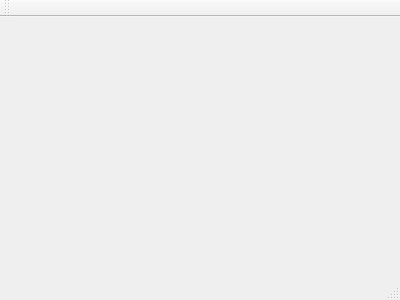
This is mainwindow.ui in Fynduk/OS-2 as Qt 5 draws it before an edit. The edited form follows.
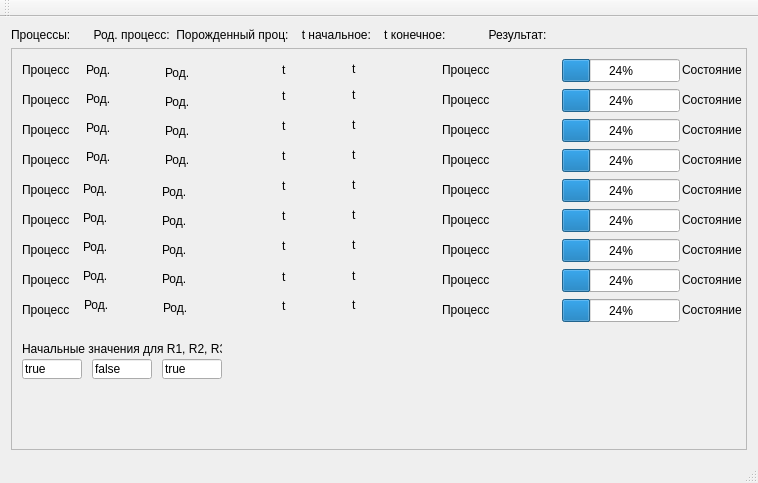
This is the edited form.

Diff of the .ui file:
```diff
--- a/mainwindow.ui
+++ b/mainwindow.ui
@@ -1,24 +1,1069 @@
 <ui version="4.0">
  <class>MainWindow</class>
- <widget class="QMainWindow" name="MainWindow" >
-  <property name="geometry" >
+ <widget class="QMainWindow" name="MainWindow">
+  <property name="geometry">
    <rect>
     <x>0</x>
     <y>0</y>
-    <width>400</width>
-    <height>300</height>
+    <width>758</width>
+    <height>483</height>
    </rect>
   </property>
   <property name="windowTitle" >
    <string>MainWindow</string>
   </property>
-  <widget class="QMenuBar" name="menuBar" />
-  <widget class="QToolBar" name="mainToolBar" />
-  <widget class="QWidget" name="centralWidget" />
-  <widget class="QStatusBar" name="statusBar" />
+  <widget class="QWidget" name="centralWidget">
+   <layout class="QVBoxLayout" name="verticalLayout">
+    <item>
+     <widget class="QLabel" name="label">
+      <property name="text">
+       <string>Процессы:       Род. процесс:  Порожденный проц:    t начальное:    t конечное:             Результат:</string>
+      </property>
+     </widget>
+    </item>
+    <item>
+     <widget class="QScrollArea" name="scrollArea">
+      <property name="widgetResizable">
+       <bool>true</bool>
+      </property>
+      <widget class="QWidget" name="scrollAreaWidgetContents">
+       <property name="geometry">
+        <rect>
+         <x>0</x>
+         <y>0</y>
+         <width>738</width>
+         <height>391</height>
+        </rect>
+       </property>
+       <widget class="QLabel" name="label_A">
+        <property name="geometry">
+         <rect>
+          <x>10</x>
+          <y>10</y>
+          <width>71</width>
+          <height>21</height>
+         </rect>
+        </property>
+        <property name="text">
+         <string>Процесс</string>
+        </property>
+       </widget>
+       <widget class="QProgressBar" name="progressBar">
+        <property name="geometry">
+         <rect>
+          <x>550</x>
+          <y>10</y>
+          <width>118</width>
+          <height>23</height>
+         </rect>
+        </property>
+        <property name="value">
+         <number>24</number>
+        </property>
+       </widget>
+       <widget class="QLabel" name="label_stat_A">
+        <property name="geometry">
+         <rect>
+          <x>670</x>
+          <y>10</y>
+          <width>61</width>
+          <height>21</height>
+         </rect>
+        </property>
+        <property name="text">
+         <string>Состояние</string>
+        </property>
+       </widget>
+       <widget class="QProgressBar" name="progressBar_2">
+        <property name="geometry">
+         <rect>
+          <x>550</x>
+          <y>40</y>
+          <width>118</width>
+          <height>23</height>
+         </rect>
+        </property>
+        <property name="value">
+         <number>24</number>
+        </property>
+       </widget>
+       <widget class="QLabel" name="label_stat_B">
+        <property name="geometry">
+         <rect>
+          <x>670</x>
+          <y>40</y>
+          <width>61</width>
+          <height>21</height>
+         </rect>
+        </property>
+        <property name="text">
+         <string>Состояние</string>
+        </property>
+       </widget>
+       <widget class="QLabel" name="label_B">
+        <property name="geometry">
+         <rect>
+          <x>10</x>
+          <y>40</y>
+          <width>71</width>
+          <height>21</height>
+         </rect>
+        </property>
+        <property name="text">
+         <string>Процесс</string>
+        </property>
+       </widget>
+       <widget class="QProgressBar" name="progressBar_3">
+        <property name="geometry">
+         <rect>
+          <x>550</x>
+          <y>70</y>
+          <width>118</width>
+          <height>23</height>
+         </rect>
+        </property>
+        <property name="value">
+         <number>24</number>
+        </property>
+       </widget>
+       <widget class="QLabel" name="label_stat_C">
+        <property name="geometry">
+         <rect>
+          <x>670</x>
+          <y>70</y>
+          <width>61</width>
+          <height>21</height>
+         </rect>
+        </property>
+        <property name="text">
+         <string>Состояние</string>
+        </property>
+       </widget>
+       <widget class="QLabel" name="label_C">
+        <property name="geometry">
+         <rect>
+          <x>10</x>
+          <y>70</y>
+          <width>71</width>
+          <height>21</height>
+         </rect>
+        </property>
+        <property name="text">
+         <string>Процесс</string>
+        </property>
+       </widget>
+       <widget class="QLabel" name="label_F">
+        <property name="geometry">
+         <rect>
+          <x>10</x>
+          <y>160</y>
+          <width>71</width>
+          <height>21</height>
+         </rect>
+        </property>
+        <property name="text">
+         <string>Процесс</string>
+        </property>
+       </widget>
+       <widget class="QLabel" name="label_stat_F">
+        <property name="geometry">
+         <rect>
+          <x>670</x>
+          <y>160</y>
+          <width>61</width>
+          <height>21</height>
+         </rect>
+        </property>
+        <property name="text">
+         <string>Состояние</string>
+        </property>
+       </widget>
+       <widget class="QLabel" name="label_stat_E">
+        <property name="geometry">
+         <rect>
+          <x>670</x>
+          <y>130</y>
+          <width>61</width>
+          <height>21</height>
+         </rect>
+        </property>
+        <property name="text">
+         <string>Состояние</string>
+        </property>
+       </widget>
+       <widget class="QProgressBar" name="progressBar_4">
+        <property name="geometry">
+         <rect>
+          <x>550</x>
+          <y>100</y>
+          <width>118</width>
+          <height>23</height>
+         </rect>
+        </property>
+        <property name="value">
+         <number>24</number>
+        </property>
+       </widget>
+       <widget class="QProgressBar" name="progressBar_5">
+        <property name="geometry">
+         <rect>
+          <x>550</x>
+          <y>130</y>
+          <width>118</width>
+          <height>23</height>
+         </rect>
+        </property>
+        <property name="value">
+         <number>24</number>
+        </property>
+       </widget>
+       <widget class="QLabel" name="label_stat_D">
+        <property name="geometry">
+         <rect>
+          <x>670</x>
+          <y>100</y>
+          <width>61</width>
+          <height>21</height>
+         </rect>
+        </property>
+        <property name="text">
+         <string>Состояние</string>
+        </property>
+       </widget>
+       <widget class="QLabel" name="label_D">
+        <property name="geometry">
+         <rect>
+          <x>10</x>
+          <y>100</y>
+          <width>71</width>
+          <height>21</height>
+         </rect>
+        </property>
+        <property name="text">
+         <string>Процесс</string>
+        </property>
+       </widget>
+       <widget class="QProgressBar" name="progressBar_6">
+        <property name="geometry">
+         <rect>
+          <x>550</x>
+          <y>160</y>
+          <width>118</width>
+          <height>23</height>
+         </rect>
+        </property>
+        <property name="value">
+         <number>24</number>
+        </property>
+       </widget>
+       <widget class="QLabel" name="label_E">
+        <property name="geometry">
+         <rect>
+          <x>10</x>
+          <y>130</y>
+          <width>71</width>
+          <height>21</height>
+         </rect>
+        </property>
+        <property name="text">
+         <string>Процесс</string>
+        </property>
+       </widget>
+       <widget class="QLabel" name="label_K">
+        <property name="geometry">
+         <rect>
+          <x>10</x>
+          <y>250</y>
+          <width>71</width>
+          <height>21</height>
+         </rect>
+        </property>
+        <property name="text">
+         <string>Процесс</string>
+        </property>
+       </widget>
+       <widget class="QLabel" name="label_stat_K">
+        <property name="geometry">
+         <rect>
+          <x>670</x>
+          <y>250</y>
+          <width>61</width>
+          <height>21</height>
+         </rect>
+        </property>
+        <property name="text">
+         <string>Состояние</string>
+        </property>
+       </widget>
+       <widget class="QLabel" name="label_stat_H">
+        <property name="geometry">
+         <rect>
+          <x>670</x>
+          <y>220</y>
+          <width>61</width>
+          <height>21</height>
+         </rect>
+        </property>
+        <property name="text">
+         <string>Состояние</string>
+        </property>
+       </widget>
+       <widget class="QProgressBar" name="progressBar_7">
+        <property name="geometry">
+         <rect>
+          <x>550</x>
+          <y>190</y>
+          <width>118</width>
+          <height>23</height>
+         </rect>
+        </property>
+        <property name="value">
+         <number>24</number>
+        </property>
+       </widget>
+       <widget class="QProgressBar" name="progressBar_8">
+        <property name="geometry">
+         <rect>
+          <x>550</x>
+          <y>220</y>
+          <width>118</width>
+          <height>23</height>
+         </rect>
+        </property>
+        <property name="value">
+         <number>24</number>
+        </property>
+       </widget>
+       <widget class="QLabel" name="label_stat_G">
+        <property name="geometry">
+         <rect>
+          <x>670</x>
+          <y>190</y>
+          <width>61</width>
+          <height>21</height>
+         </rect>
+        </property>
+        <property name="text">
+         <string>Состояние</string>
+        </property>
+       </widget>
+       <widget class="QLabel" name="label_G">
+        <property name="geometry">
+         <rect>
+          <x>10</x>
+          <y>190</y>
+          <width>71</width>
+          <height>21</height>
+         </rect>
+        </property>
+        <property name="text">
+         <string>Процесс</string>
+        </property>
+       </widget>
+       <widget class="QProgressBar" name="progressBar_9">
+        <property name="geometry">
+         <rect>
+          <x>550</x>
+          <y>250</y>
+          <width>118</width>
+          <height>23</height>
+         </rect>
+        </property>
+        <property name="value">
+         <number>24</number>
+        </property>
+       </widget>
+       <widget class="QLabel" name="label_H">
+        <property name="geometry">
+         <rect>
+          <x>10</x>
+          <y>220</y>
+          <width>71</width>
+          <height>21</height>
+         </rect>
+        </property>
+        <property name="text">
+         <string>Процесс</string>
+        </property>
+       </widget>
+       <widget class="QLabel" name="label_par_A">
+        <property name="geometry">
+         <rect>
+          <x>74</x>
+          <y>11</y>
+          <width>51</width>
+          <height>20</height>
+         </rect>
+        </property>
+        <property name="text">
+         <string>Род.</string>
+        </property>
+       </widget>
+       <widget class="QLabel" name="label_par_B">
+        <property name="geometry">
+         <rect>
+          <x>74</x>
+          <y>40</y>
+          <width>51</width>
+          <height>20</height>
+         </rect>
+        </property>
+        <property name="text">
+         <string>Род.</string>
+        </property>
+       </widget>
+       <widget class="QLabel" name="label_par_C">
+        <property name="geometry">
+         <rect>
+          <x>74</x>
+          <y>69</y>
+          <width>51</width>
+          <height>20</height>
+         </rect>
+        </property>
+        <property name="text">
+         <string>Род.</string>
+        </property>
+       </widget>
+       <widget class="QLabel" name="label_par_D">
+        <property name="geometry">
+         <rect>
+          <x>74</x>
+          <y>98</y>
+          <width>51</width>
+          <height>20</height>
+         </rect>
+        </property>
+        <property name="text">
+         <string>Род.</string>
+        </property>
+       </widget>
+       <widget class="QLabel" name="label_par_G">
+        <property name="geometry">
+         <rect>
+          <x>71</x>
+          <y>188</y>
+          <width>51</width>
+          <height>20</height>
+         </rect>
+        </property>
+        <property name="text">
+         <string>Род.</string>
+        </property>
+       </widget>
+       <widget class="QLabel" name="label_par_F">
+        <property name="geometry">
+         <rect>
+          <x>71</x>
+          <y>159</y>
+          <width>51</width>
+          <height>20</height>
+         </rect>
+        </property>
+        <property name="text">
+         <string>Род.</string>
+        </property>
+       </widget>
+       <widget class="QLabel" name="label_par_E">
+        <property name="geometry">
+         <rect>
+          <x>71</x>
+          <y>130</y>
+          <width>51</width>
+          <height>20</height>
+         </rect>
+        </property>
+        <property name="text">
+         <string>Род.</string>
+        </property>
+       </widget>
+       <widget class="QLabel" name="label_par_H">
+        <property name="geometry">
+         <rect>
+          <x>71</x>
+          <y>217</y>
+          <width>51</width>
+          <height>20</height>
+         </rect>
+        </property>
+        <property name="text">
+         <string>Род.</string>
+        </property>
+       </widget>
+       <widget class="QLabel" name="label_par_K">
+        <property name="geometry">
+         <rect>
+          <x>72</x>
+          <y>246</y>
+          <width>51</width>
+          <height>20</height>
+         </rect>
+        </property>
+        <property name="text">
+         <string>Род.</string>
+        </property>
+       </widget>
+       <widget class="QLabel" name="label_t_A">
+        <property name="geometry">
+         <rect>
+          <x>270</x>
+          <y>14</y>
+          <width>47</width>
+          <height>13</height>
+         </rect>
+        </property>
+        <property name="text">
+         <string>t</string>
+        </property>
+       </widget>
+       <widget class="QLabel" name="label_t_B">
+        <property name="geometry">
+         <rect>
+          <x>270</x>
+          <y>40</y>
+          <width>47</width>
+          <height>13</height>
+         </rect>
+        </property>
+        <property name="text">
+         <string>t</string>
+        </property>
+       </widget>
+       <widget class="QLabel" name="label_t_C">
+        <property name="geometry">
+         <rect>
+          <x>270</x>
+          <y>70</y>
+          <width>47</width>
+          <height>13</height>
+         </rect>
+        </property>
+        <property name="text">
+         <string>t</string>
+        </property>
+       </widget>
+       <widget class="QLabel" name="label_t_D">
+        <property name="geometry">
+         <rect>
+          <x>270</x>
+          <y>100</y>
+          <width>47</width>
+          <height>13</height>
+         </rect>
+        </property>
+        <property name="text">
+         <string>t</string>
+        </property>
+       </widget>
+       <widget class="QLabel" name="label_t_E">
+        <property name="geometry">
+         <rect>
+          <x>270</x>
+          <y>130</y>
+          <width>47</width>
+          <height>13</height>
+         </rect>
+        </property>
+        <property name="text">
+         <string>t</string>
+        </property>
+       </widget>
+       <widget class="QLabel" name="label_t_F">
+        <property name="geometry">
+         <rect>
+          <x>270</x>
+          <y>160</y>
+          <width>47</width>
+          <height>13</height>
+         </rect>
+        </property>
+        <property name="text">
+         <string>t</string>
+        </property>
+       </widget>
+       <widget class="QLabel" name="label_t_G">
+        <property name="geometry">
+         <rect>
+          <x>270</x>
+          <y>190</y>
+          <width>47</width>
+          <height>13</height>
+         </rect>
+        </property>
+        <property name="text">
+         <string>t</string>
+        </property>
+       </widget>
+       <widget class="QLabel" name="label_t_H">
+        <property name="geometry">
+         <rect>
+          <x>270</x>
+          <y>221</y>
+          <width>47</width>
+          <height>13</height>
+         </rect>
+        </property>
+        <property name="text">
+         <string>t</string>
+        </property>
+       </widget>
+       <widget class="QLabel" name="label_t_K">
+        <property name="geometry">
+         <rect>
+          <x>270</x>
+          <y>250</y>
+          <width>47</width>
+          <height>13</height>
+         </rect>
+        </property>
+        <property name="text">
+         <string>t</string>
+        </property>
+       </widget>
+       <widget class="QLabel" name="label_R1R2R3">
+        <property name="geometry">
+         <rect>
+          <x>10</x>
+          <y>290</y>
+          <width>200</width>
+          <height>20</height>
+         </rect>
+        </property>
+        <property name="text">
+         <string>Начальные значения для R1, R2, R3:</string>
+        </property>
+       </widget>
+       <widget class="QLabel" name="label_t_B_2">
+        <property name="geometry">
+         <rect>
+          <x>340</x>
+          <y>39</y>
+          <width>47</width>
+          <height>13</height>
+         </rect>
+        </property>
+        <property name="text">
+         <string>t</string>
+        </property>
+       </widget>
+       <widget class="QLabel" name="label_t_G_2">
+        <property name="geometry">
+         <rect>
+          <x>340</x>
+          <y>189</y>
+          <width>47</width>
+          <height>13</height>
+         </rect>
+        </property>
+        <property name="text">
+         <string>t</string>
+        </property>
+       </widget>
+       <widget class="QLabel" name="label_t_A_2">
+        <property name="geometry">
+         <rect>
+          <x>340</x>
+          <y>13</y>
+          <width>47</width>
+          <height>13</height>
+         </rect>
+        </property>
+        <property name="text">
+         <string>t</string>
+        </property>
+       </widget>
+       <widget class="QLabel" name="label_t_C_2">
+        <property name="geometry">
+         <rect>
+          <x>340</x>
+          <y>69</y>
+          <width>47</width>
+          <height>13</height>
+         </rect>
+        </property>
+        <property name="text">
+         <string>t</string>
+        </property>
+       </widget>
+       <widget class="QLabel" name="label_t_D_2">
+        <property name="geometry">
+         <rect>
+          <x>340</x>
+          <y>99</y>
+          <width>47</width>
+          <height>13</height>
+         </rect>
+        </property>
+        <property name="text">
+         <string>t</string>
+        </property>
+       </widget>
+       <widget class="QLabel" name="label_t_K_2">
+        <property name="geometry">
+         <rect>
+          <x>340</x>
+          <y>249</y>
+          <width>47</width>
+          <height>13</height>
+         </rect>
+        </property>
+        <property name="text">
+         <string>t</string>
+        </property>
+       </widget>
+       <widget class="QLabel" name="label_t_E_2">
+        <property name="geometry">
+         <rect>
+          <x>340</x>
+          <y>129</y>
+          <width>47</width>
+          <height>13</height>
+         </rect>
+        </property>
+        <property name="text">
+         <string>t</string>
+        </property>
+       </widget>
+       <widget class="QLabel" name="label_t_F_2">
+        <property name="geometry">
+         <rect>
+          <x>340</x>
+          <y>159</y>
+          <width>47</width>
+          <height>13</height>
+         </rect>
+        </property>
+        <property name="text">
+         <string>t</string>
+        </property>
+       </widget>
+       <widget class="QLabel" name="label_t_H_2">
+        <property name="geometry">
+         <rect>
+          <x>340</x>
+          <y>220</y>
+          <width>47</width>
+          <height>13</height>
+         </rect>
+        </property>
+        <property name="text">
+         <string>t</string>
+        </property>
+       </widget>
+       <widget class="QLabel" name="label_par_A_2">
+        <property name="geometry">
+         <rect>
+          <x>153</x>
+          <y>14</y>
+          <width>51</width>
+          <height>20</height>
+         </rect>
+        </property>
+        <property name="text">
+         <string>Род.</string>
+        </property>
+       </widget>
+       <widget class="QLabel" name="label_par_B_2">
+        <property name="geometry">
+         <rect>
+          <x>153</x>
+          <y>43</y>
+          <width>51</width>
+          <height>20</height>
+         </rect>
+        </property>
+        <property name="text">
+         <string>Род.</string>
+        </property>
+       </widget>
+       <widget class="QLabel" name="label_par_C_2">
+        <property name="geometry">
+         <rect>
+          <x>153</x>
+          <y>72</y>
+          <width>51</width>
+          <height>20</height>
+         </rect>
+        </property>
+        <property name="text">
+         <string>Род.</string>
+        </property>
+       </widget>
+       <widget class="QLabel" name="label_par_K_2">
+        <property name="geometry">
+         <rect>
+          <x>151</x>
+          <y>249</y>
+          <width>51</width>
+          <height>20</height>
+         </rect>
+        </property>
+        <property name="text">
+         <string>Род.</string>
+        </property>
+       </widget>
+       <widget class="QLabel" name="label_par_F_2">
+        <property name="geometry">
+         <rect>
+          <x>150</x>
+          <y>162</y>
+          <width>51</width>
+          <height>20</height>
+         </rect>
+        </property>
+        <property name="text">
+         <string>Род.</string>
+        </property>
+       </widget>
+       <widget class="QLabel" name="label_par_E_2">
+        <property name="geometry">
+         <rect>
+          <x>150</x>
+          <y>133</y>
+          <width>51</width>
+          <height>20</height>
+         </rect>
+        </property>
+        <property name="text">
+         <string>Род.</string>
+        </property>
+       </widget>
+       <widget class="QLabel" name="label_par_D_2">
+        <property name="geometry">
+         <rect>
+          <x>153</x>
+          <y>101</y>
+          <width>51</width>
+          <height>20</height>
+         </rect>
+        </property>
+        <property name="text">
+         <string>Род.</string>
+        </property>
+       </widget>
+       <widget class="QLabel" name="label_par_G_2">
+        <property name="geometry">
+         <rect>
+          <x>150</x>
+          <y>191</y>
+          <width>51</width>
+          <height>20</height>
+         </rect>
+        </property>
+        <property name="text">
+         <string>Род.</string>
+        </property>
+       </widget>
+       <widget class="QLabel" name="label_par_H_2">
+        <property name="geometry">
+         <rect>
+          <x>150</x>
+          <y>220</y>
+          <width>51</width>
+          <height>20</height>
+         </rect>
+        </property>
+        <property name="text">
+         <string>Род.</string>
+        </property>
+       </widget>
+       <widget class="QLabel" name="label_C_resualt">
+        <property name="geometry">
+         <rect>
+          <x>430</x>
+          <y>70</y>
+          <width>71</width>
+          <height>21</height>
+         </rect>
+        </property>
+        <property name="text">
+         <string>Процесс</string>
+        </property>
+       </widget>
+       <widget class="QLabel" name="label_G_resualt">
+        <property name="geometry">
+         <rect>
+          <x>430</x>
+          <y>190</y>
+          <width>71</width>
+          <height>21</height>
+         </rect>
+        </property>
+        <property name="text">
+         <string>Процесс</string>
+        </property>
+       </widget>
+       <widget class="QLabel" name="label_E_resualt">
+        <property name="geometry">
+         <rect>
+          <x>430</x>
+          <y>130</y>
+          <width>71</width>
+          <height>21</height>
+         </rect>
+        </property>
+        <property name="text">
+         <string>Процесс</string>
+        </property>
+       </widget>
+       <widget class="QLabel" name="label_K_resualt">
+        <property name="geometry">
+         <rect>
+          <x>430</x>
+          <y>250</y>
+          <width>71</width>
+          <height>21</height>
+         </rect>
+        </property>
+        <property name="text">
+         <string>Процесс</string>
+        </property>
+       </widget>
+       <widget class="QLabel" name="label_F_resualt">
+        <property name="geometry">
+         <rect>
+          <x>430</x>
+          <y>160</y>
+          <width>71</width>
+          <height>21</height>
+         </rect>
+        </property>
+        <property name="text">
+         <string>Процесс</string>
+        </property>
+       </widget>
+       <widget class="QLabel" name="label_H_resualt">
+        <property name="geometry">
+         <rect>
+          <x>430</x>
+          <y>220</y>
+          <width>71</width>
+          <height>21</height>
+         </rect>
+        </property>
+        <property name="text">
+         <string>Процесс</string>
+        </property>
+       </widget>
+       <widget class="QLabel" name="label_A_resualt">
+        <property name="geometry">
+         <rect>
+          <x>430</x>
+          <y>10</y>
+          <width>71</width>
+          <height>21</height>
+         </rect>
+        </property>
+        <property name="text">
+         <string>Процесс</string>
+        </property>
+       </widget>
+       <widget class="QLabel" name="label_D_resualt">
+        <property name="geometry">
+         <rect>
+          <x>430</x>
+          <y>100</y>
+          <width>71</width>
+          <height>21</height>
+         </rect>
+        </property>
+        <property name="text">
+         <string>Процесс</string>
+        </property>
+       </widget>
+       <widget class="QLabel" name="label_B_resualt">
+        <property name="geometry">
+         <rect>
+          <x>430</x>
+          <y>40</y>
+          <width>71</width>
+          <height>21</height>
+         </rect>
+        </property>
+        <property name="text">
+         <string>Процесс</string>
+        </property>
+       </widget>
+       <widget class="QLineEdit" name="lineEdit">
+        <property name="geometry">
+         <rect>
+          <x>10</x>
+          <y>310</y>
+          <width>60</width>
+          <height>20</height>
+         </rect>
+        </property>
+        <property name="statusTip">
+         <string/>
+        </property>
+        <property name="inputMask">
+         <string/>
+        </property>
+        <property name="text">
+         <string>true</string>
+        </property>
+        <property name="cursorPosition">
+         <number>4</number>
+        </property>
+        <property name="placeholderText">
+         <string/>
+        </property>
+        <property name="clearButtonEnabled">
+         <bool>false</bool>
+        </property>
+       </widget>
+       <widget class="QLineEdit" name="lineEdit_2">
+        <property name="geometry">
+         <rect>
+          <x>80</x>
+          <y>310</y>
+          <width>60</width>
+          <height>20</height>
+         </rect>
+        </property>
+        <property name="text">
+         <string>false</string>
+        </property>
+       </widget>
+       <widget class="QLineEdit" name="lineEdit_3">
+        <property name="geometry">
+         <rect>
+          <x>150</x>
+          <y>310</y>
+          <width>60</width>
+          <height>20</height>
+         </rect>
+        </property>
+        <property name="text">
+         <string>true</string>
+        </property>
+       </widget>
+      </widget>
+     </widget>
+    </item>
+   </layout>
+  </widget>
+  <widget class="QMenuBar" name="menuBar">
+   <property name="geometry">
+    <rect>
+     <x>0</x>
+     <y>0</y>
+     <width>758</width>
+     <height>21</height>
+    </rect>
+   </property>
+  </widget>
+  <widget class="QToolBar" name="mainToolBar">
+   <attribute name="toolBarArea">
+    <enum>TopToolBarArea</enum>
+   </attribute>
+   <attribute name="toolBarBreak">
+    <bool>false</bool>
+   </attribute>
+  </widget>
+  <widget class="QStatusBar" name="statusBar"/>
  </widget>
- <layoutDefault spacing="6" margin="11" />
- <pixmapfunction></pixmapfunction>
+ <layoutdefault spacing="6" margin="11"/>
  <resources/>
  <connections/>
 </ui>
```
Left out of the diff: 3 changed lines with no effect on the pictures.
